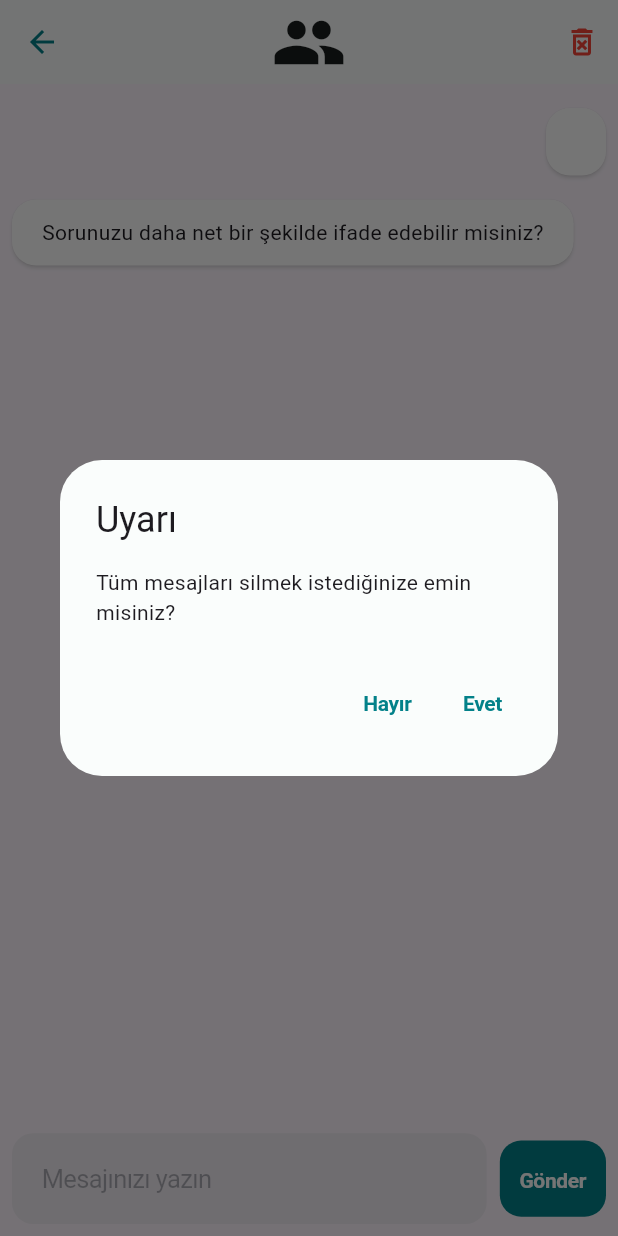
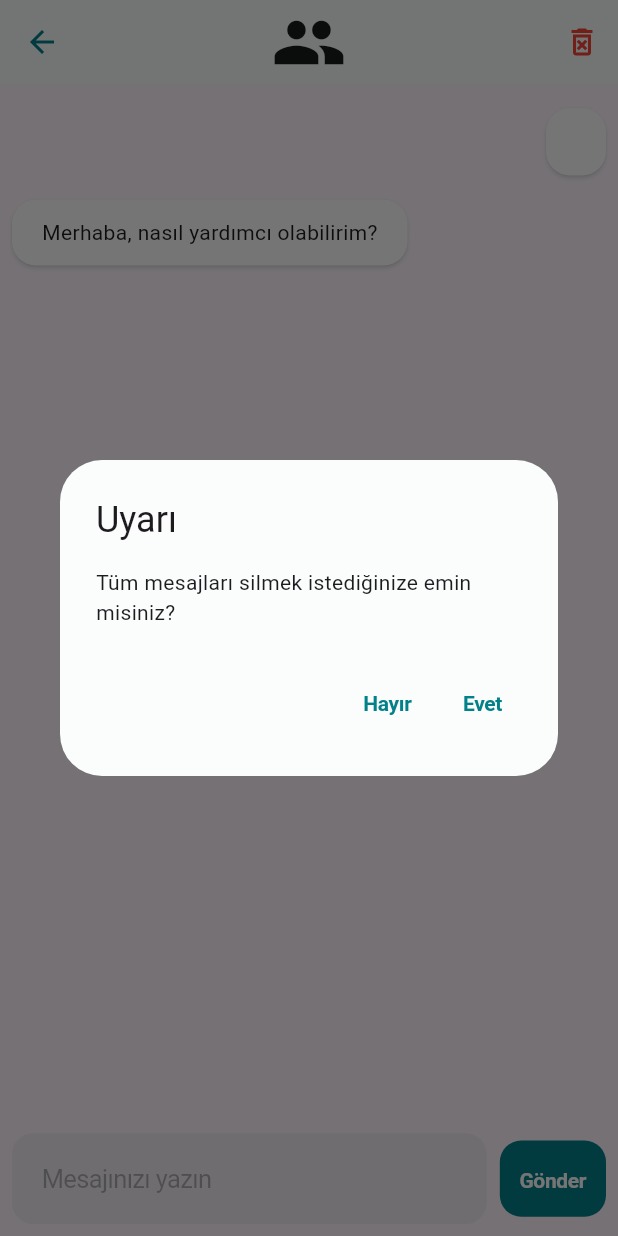
Before and after one commit to oguzcc/hasta_takip, a Flutter app: the ChatPage screen opened by its route, after a tap on "Gönder", after a tap on the "delete forever" icon, on a phone screen of 412 x 824 dp. Run offline on Flutter 3.47's test engine with Material 3 defaults, Android fonts, the phone set to English and light mode, and no system bars; our stand-ins replace audioplayers, bloc, camera, connectivity_plus, dio, easy_localization and 21 more; missing offline and left inert: flutter_pdfview, flutter_sms; accounts and stored records are empty; Roboto replaces fonts that are missing (SF Pro Text, SF-Pro-Text).

Commit message:
Refactor chat page, update home page, and optimize social network page

```diff
--- a/lib/feature/home/chat_page.dart
+++ b/lib/feature/home/chat_page.dart
@@ -1,5 +1,3 @@
-import 'dart:math';
-
 import 'package:flutter/material.dart';
 import 'package:hasta_takip/feature/home/home_page.dart';
 import 'package:hasta_takip/router/show.dart';
@@ -17,16 +15,17 @@ class ChatPage extends StatefulWidget {
 class _ChatPageState extends State<ChatPage> {
   late final TextEditingController controller;
 
-  List<String> randomChatMessages = [
+  List<String> chatMessages = [
     "Merhaba, nasıl yardımcı olabilirim?",
     "Sorunuzu daha net bir şekilde ifade edebilir misiniz?",
-    "Size nasıl yardımcı olabilirim?",
-    "Sorunuz hakkında daha fazla bilgi verir misiniz?",
+    "Birazdan size yardımcı olacağım.",
   ];
 
   Future<void> init() async {
     await ReminderNotifier().init();
   }
+
+  int index = 0;
 
   @override
   void initState() {
@@ -111,9 +110,11 @@ class _ChatPageState extends State<ChatPage> {
                             ReminderNotifier().addMessage(controller.text);
                             controller.clear();
                             Future.delayed(const Duration(seconds: 2), () {
-                              ReminderNotifier().addMessage(randomChatMessages[
-                                  Random()
-                                      .nextInt(randomChatMessages.length - 1)]);
+                              ReminderNotifier().addMessage(chatMessages[
+                                  // Random().nextInt(chatMessages.length - 1)
+                                  // TODO: Random olmasını istiyorsanız üstteki satırı kullanın
+                                  // TODO: Random olmasını istemiyorsanız alttaki satırı kullanın
+                                  index++ % chatMessages.length]);
                             });
                           },
                           title: 'Gönder')
--- a/lib/feature/home/home_page.dart
+++ b/lib/feature/home/home_page.dart
@@ -1,4 +1,3 @@
-import 'package:easy_localization/easy_localization.dart';
 import 'package:firebase_database/firebase_database.dart';
 import 'package:flutter/material.dart';
 import 'package:go_router/go_router.dart';
@@ -29,7 +28,7 @@ class _HomePageState extends State<HomePage> {
   void initState() {
     init();
     super.initState();
-    _databaseReference = FirebaseDatabase.instance.ref().child('lastVideo');
+    _databaseReference = FirebaseDatabase.instance.ref().child('videos');
   }
 
   @override
--- a/lib/feature/home/social_network_page.dart
+++ b/lib/feature/home/social_network_page.dart
@@ -7,8 +7,6 @@ import 'package:flutter/services.dart';
 import 'package:flutter_pdfview/flutter_pdfview.dart';
 import 'package:hasta_takip/ui_kit/style/app_padding.dart';
 import 'package:path_provider/path_provider.dart';
-
-void main() => runApp(const SocialNetworkPage());
 
 class SocialNetworkPage extends StatefulWidget {
   const SocialNetworkPage({super.key});
@@ -23,13 +21,13 @@ class SocialNetworkPageState extends State<SocialNetworkPage> {
   String remotePDFpath = "";
   String corruptedPathPDF = "";
 
-  final pdfs = <Map<String, String>>[
-    {"b12": "Vitamin B12 eksikliği"},
-    {"cerrahi": "Epilepsi Cerrahisi"},
-    {"epilepsi": "Epilepsi"},
-    {"gebelik": "Gebelik ve Epilepsi"},
-    {"sendrom": "Epilepsi ve Pediatrik Epilepsi Sendromları"},
-    {"yasli": "Yaşlılarda Epilepsi"}
+  final pdfs = [
+    AppPdf('b12', 'Vitamin B12 eksikliği'),
+    AppPdf('cerrahi', 'Epilepsi Cerrahisi'),
+    AppPdf('epilepsi', 'Epilepsi'),
+    AppPdf('gebelik', 'Gebelik ve Epilepsi'),
+    AppPdf('sendrom', 'Epilepsi ve Pediatrik Epilepsi Sendromları'),
+    AppPdf('yasli', 'Yaşlılarda Epilepsi')
   ];
 
   @override
@@ -116,11 +114,10 @@ class SocialNetworkPageState extends State<SocialNetworkPage> {
                     pdfs.length,
                     (index) => Card(
                       child: TextButton(
-                        child: Text(pdfs[index].values.first),
+                        child: Text(pdfs[index].title),
                         onPressed: () async {
-                          await fromAsset(
-                                  'assets/pdf/${pdfs[index].keys.first}.pdf',
-                                  '${pdfs[index]}.pdf')
+                          await fromAsset('assets/pdf/${pdfs[index].file}.pdf',
+                                  '${pdfs[index].file}.pdf')
                               .then((f) {
                             setState(() {
                               pathPDF = f.path;
@@ -132,8 +129,7 @@ class SocialNetworkPageState extends State<SocialNetworkPage> {
                               context,
                               MaterialPageRoute(
                                 builder: (context) => PDFScreen(
-                                    path: pathPDF,
-                                    title: pdfs[index].values.first),
+                                    path: pathPDF, title: pdfs[index].title),
                               ),
                             );
                           }
@@ -297,3 +293,10 @@ class _PDFScreenState extends State<PDFScreen> with WidgetsBindingObserver {
     );
   }
 }
+
+class AppPdf {
+  final String file;
+  final String title;
+
+  AppPdf(this.file, this.title);
+}
```
